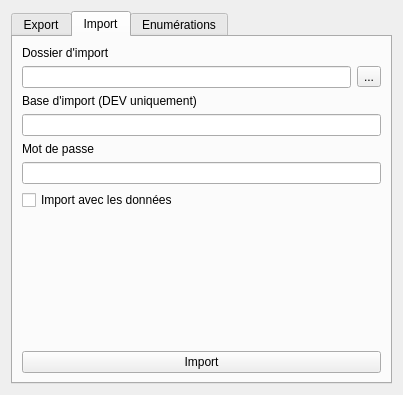
First picture: the form in productor_dialog_base.ui, repository Ville-Eurometropole-Strasbourg/Productor, before the edit.
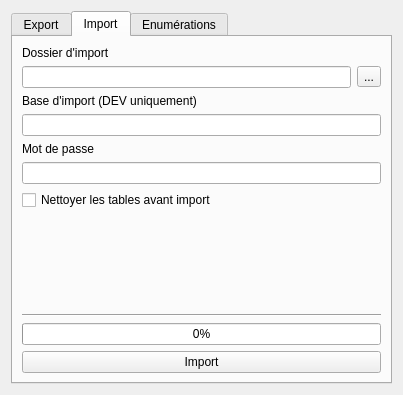
Second picture: the form after the edit. The open tabs and pages were chosen to show the change.

Commit message: recursive view

```diff
--- a/productor_dialog_base.ui
+++ b/productor_dialog_base.ui
@@ -211,7 +211,7 @@
          <item>
           <widget class="QCheckBox" name="checkBox_3">
            <property name="text">
-            <string>Import avec les données</string>
+            <string>Nettoyer les tables avant import</string>
            </property>
           </widget>
          </item>
@@ -228,6 +228,20 @@
            </property>
           </spacer>
          </item>
+         <item>
+          <widget class="Line" name="line_2">
+           <property name="orientation">
+            <enum>Qt::Horizontal</enum>
+           </property>
+          </widget>
+         </item>
+         <item>
+          <widget class="QProgressBar" name="progressBar_2">
+           <property name="value">
+            <number>0</number>
+           </property>
+          </widget>
+         </item>
          <item>
           <widget class="QPushButton" name="pushButton_4">
            <property name="text">
```
The commit also changes 2 other files.
